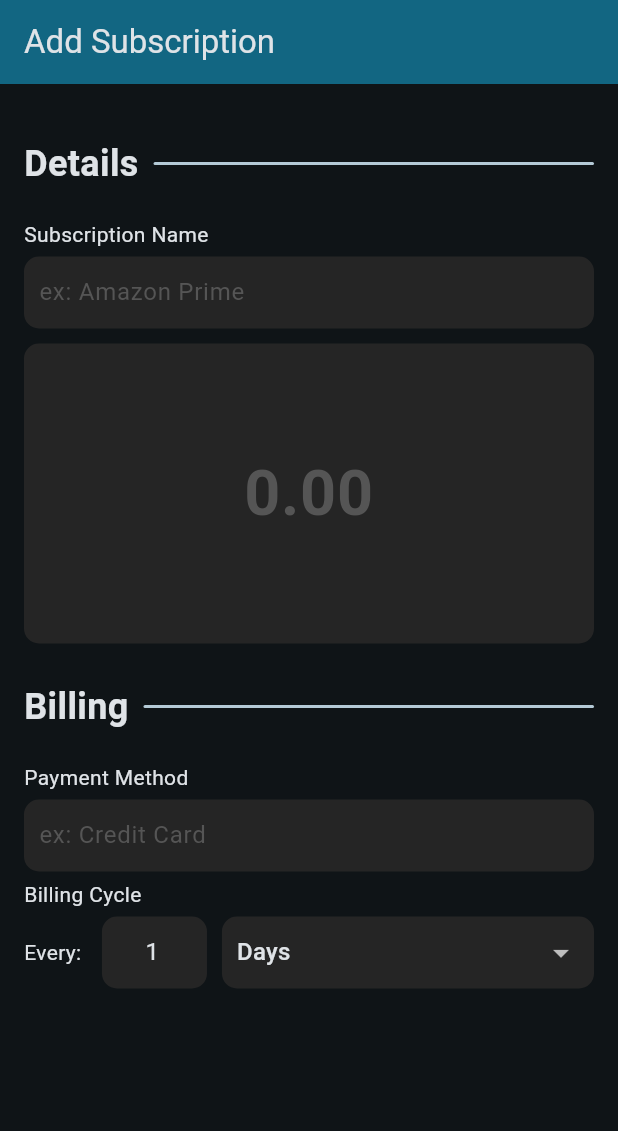
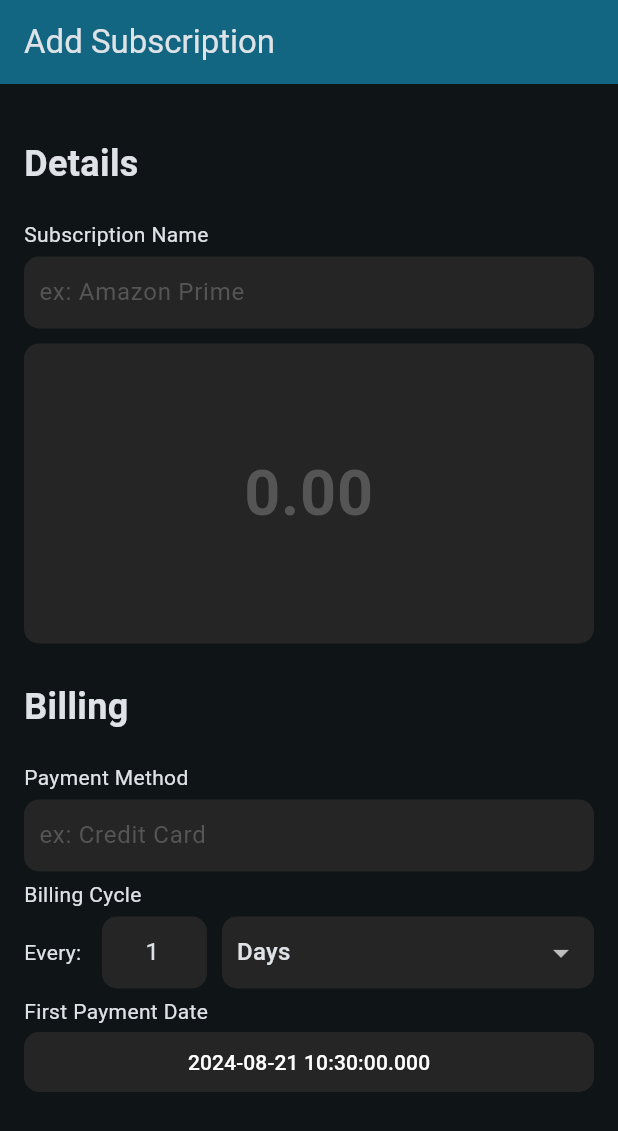
Before and after one commit to yenuGH/budget, a Flutter app: the AddPage screen opened by its route, on a phone screen of 412 x 824 dp. Shown: the top 1131 px of the screen. Run offline on Flutter 3.47's test engine with Material 3 defaults, Android fonts, the light colour scheme and no system bars; our stand-ins replace go_router.

Commit message:
create date picker widget

```diff
--- a/lib/pages/add_page/add_page.dart
+++ b/lib/pages/add_page/add_page.dart
@@ -1,3 +1,4 @@
+import 'package:budget/pages/add_page/date_picker_field.dart';
 import 'package:flutter/material.dart';
 
 import '../../styles/constants.dart';
@@ -39,6 +40,8 @@ class _AddPageState extends State<AddPage> {
             ShortTextFormField(inputTitle: "Payment Method", hintText: "ex: Credit Card"),
 
             BillingCycleField(),
+
+            DatePickerField(),
           ],
         ),
       ),
--- /dev/null
+++ b/lib/pages/add_page/date_picker_field.dart
@@ -0,0 +1,62 @@
+import 'package:flutter/material.dart';
+
+import '../../styles/constants.dart';
+
+class DatePickerField extends StatefulWidget {
+  const DatePickerField({super.key});
+
+  @override
+  State<DatePickerField> createState() => _DatePickerFieldState();
+}
+
+class _DatePickerFieldState extends State<DatePickerField> {
+  DateTime _selectedDate = DateTime.now();
+
+  @override
+  Widget build(BuildContext context) {
+    return Column(
+      crossAxisAlignment: CrossAxisAlignment.start,
+      children: <Widget>[
+        const Text(
+          "First Payment Date",
+          style: TextStyles.body,
+        ),
+        SizedBox(
+          width: double.infinity,
+          child: TextButton(
+            style: TextButton.styleFrom(
+              backgroundColor: ColorStyles.inputDecorationColor,
+              shape: RoundedRectangleBorder(
+                borderRadius: RoundingStyles.containerRounding,
+              ),
+            ),
+            onPressed: _showDatePicker,
+            child: Text(
+              _selectedDate.toString(),
+              style: const TextStyle(
+                color: Colors.white,
+              ),
+            ),
+          ),
+        ),
+      ],
+    );
+  }
+
+  void _showDatePicker() {
+    showDatePicker(
+      context: context,
+      initialDate: DateTime.now(),
+      firstDate: DateTime(2000),
+      lastDate: DateTime(2100),
+    ).then(
+      (value) {
+        setState(
+          () {
+            _selectedDate = value!;
+          },
+        );
+      },
+    );
+  }
+}
--- a/lib/widgets/divider_title.dart
+++ b/lib/widgets/divider_title.dart
@@ -14,7 +14,7 @@ class DividerTitle extends StatelessWidget {
     return Container(
       margin: const EdgeInsets.only(top: 20, bottom: 20),
       child: Row(
-        mainAxisAlignment: MainAxisAlignment.center,
+        mainAxisAlignment: MainAxisAlignment.start,
 
         children: [
           Text(
@@ -26,7 +26,7 @@ class DividerTitle extends StatelessWidget {
             width: 10,
           ),
 
-          Expanded(
+          /* Expanded(
             child: Container(
               height: 2,
               width: 30,
@@ -36,7 +36,7 @@ class DividerTitle extends StatelessWidget {
                 borderRadius: RoundingStyles.containerRounding,
               ),
             ),
-          ),
+          ), */
         ],
       ),
     );
```
